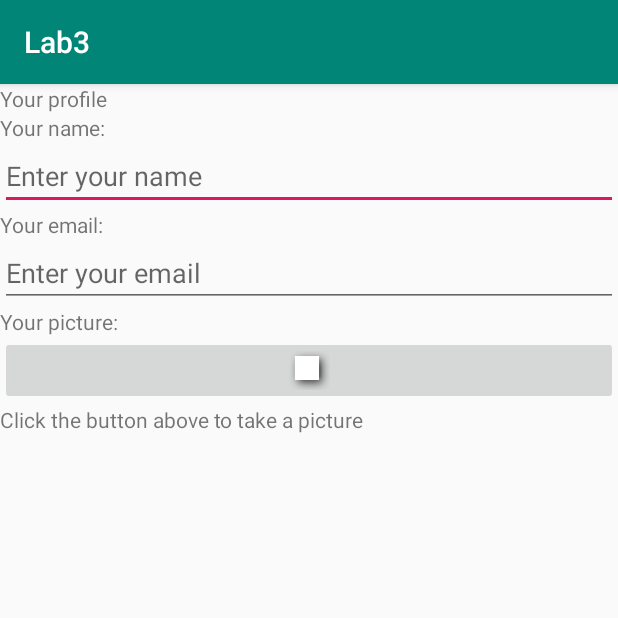
After one commit to zhouyuan4082/CST2335, an Android app: the ProfileActivity screen opened directly, with no data from a screen before it, on a phone screen of 412 x 824 dp, the top half of it. The commit adds this screen. Run offline under Robolectric (Android 15) with nearby library versions, the phone set to English and light mode, and no system bars.

Commit message:
finish Lab 3

```diff
--- a/app/src/main/AndroidManifest.xml
+++ b/app/src/main/AndroidManifest.xml
@@ -1,6 +1,9 @@
 <?xml version="1.0" encoding="utf-8"?>
 <manifest xmlns:android="http://schemas.android.com/apk/res/android"
     package="com.example.androidlabs">
+    <uses-feature
+        android:name="android.hardware.camera"
+        android:required="true" />
 
     <application
         android:allowBackup="true"
@@ -9,6 +12,7 @@
         android:roundIcon="@mipmap/ic_launcher_round"
         android:supportsRtl="true"
         android:theme="@style/AppTheme">
+        <activity android:name=".ProfileActivity"/>
         <activity android:name=".MainActivity">
             <intent-filter>
                 <action android:name="android.intent.action.MAIN" />
--- /dev/null
+++ b/app/src/main/java/com/example/androidlabs/ProfileActivity.java
@@ -0,0 +1,78 @@
+package com.example.androidlabs;
+
+import androidx.appcompat.app.AppCompatActivity;
+import android.content.Intent;
+import android.content.SharedPreferences;
+import android.util.Log;
+import android.widget.EditText;
+import android.widget.ImageButton;
+import android.content.Context;
+import android.os.Bundle;
+import android.provider.MediaStore;
+import android.graphics.Bitmap;
+
+public class ProfileActivity extends AppCompatActivity {
+    public static final String ACTIVITY_NAME = "PROFILE_ACTIVITY";
+    static final int REQUEST_IMAGE_CAPTURE = 1;
+    ImageButton imageButton1 ;
+
+    @Override
+    protected void onActivityResult(int requestCode, int resultCode, Intent data) {
+        super.onActivityResult(requestCode,resultCode,data);
+        if (requestCode == REQUEST_IMAGE_CAPTURE && resultCode == RESULT_OK) {
+            Bundle extras = data.getExtras();
+            Bitmap imageBitmap = (Bitmap) extras.get("data");
+            imageButton1.setImageBitmap(imageBitmap);
+        }
+        Log.e(ACTIVITY_NAME, "In function:" + "onActivityResult");
+    }
+
+    @Override
+    protected void onCreate(Bundle savedInstanceState) {
+        super.onCreate(savedInstanceState);
+        setContentView(R.layout.activity_main_profile);
+        SharedPreferences prefs = getApplicationContext().getSharedPreferences("lab3_android", Context.MODE_PRIVATE );
+
+        EditText input_text2 = (EditText)findViewById(R.id.input_text2);
+        input_text2.setText(prefs.getString("email", ""));
+        imageButton1 = findViewById(R.id.imageButton1);
+        if(imageButton1 != null)
+            imageButton1.setOnClickListener(v -> {
+                Intent takePictureIntent = new Intent(MediaStore.ACTION_IMAGE_CAPTURE);
+                if (takePictureIntent.resolveActivity(getPackageManager()) != null) {
+                    startActivityForResult(takePictureIntent, REQUEST_IMAGE_CAPTURE);
+                }
+            });
+        Log.e(ACTIVITY_NAME, "In function:" + "onCreate()");
+    }
+
+    @Override
+    protected void onStart() {
+        super.onStart();
+        Log.e(ACTIVITY_NAME, "In function:" + "onStart()");
+    }
+
+    @Override
+    protected void onResume() {
+        super.onResume();
+        Log.e(ACTIVITY_NAME, "In function:" + "onResume()");
+    }
+
+    @Override
+    protected void onPause() {
+        super.onPause();
+        Log.e(ACTIVITY_NAME, "In function:" + "onPause()");
+    }
+
+    @Override
+    protected void onStop() {
+        super.onStop();
+        Log.e(ACTIVITY_NAME, "In function:" + "onStop()");
+    }
+
+    @Override
+    protected void onDestroy() {
+        super.onDestroy();
+        Log.e(ACTIVITY_NAME, "In function:" + "onDestroy()");
+    }
+}
--- /dev/null
+++ b/app/src/main/res/layout/activity_main_profile.xml
@@ -0,0 +1,62 @@
+<?xml version="1.0" encoding="utf-8"?>
+<LinearLayout xmlns:android="http://schemas.android.com/apk/res/android"
+    xmlns:app="http://schemas.android.com/apk/res-auto"
+    android:orientation="vertical" android:layout_width="match_parent"
+    android:layout_height="match_parent">
+
+    <TextView
+        android:id="@+id/textView1"
+        android:layout_width="match_parent"
+        android:layout_height="wrap_content"
+        android:text="@string/text_message6" />
+
+
+    <TextView
+        android:id="@+id/textView2"
+        android:layout_width="match_parent"
+        android:layout_height="wrap_content"
+        android:text="@string/text_message7" />
+
+    <EditText
+        android:id="@+id/input_text1"
+        android:layout_width="match_parent"
+        android:layout_height="wrap_content"
+        android:hint="@string/text_message11"
+        android:inputType="textEmailAddress" />
+
+    <TextView
+        android:id="@+id/textView3"
+        android:layout_width="match_parent"
+        android:layout_height="wrap_content"
+        android:text="@string/text_message8" />
+
+    <EditText
+        android:id="@+id/input_text2"
+        android:layout_width="match_parent"
+        android:layout_height="wrap_content"
+        android:hint="@string/text_message12"
+        android:inputType="textEmailAddress" />
+
+    <TextView
+        android:id="@+id/textView4"
+        android:layout_width="match_parent"
+        android:layout_height="wrap_content"
+        android:text="@string/text_message9" />
+
+
+    <ImageButton
+        android:id="@+id/imageButton1"
+        android:layout_width="match_parent"
+        android:layout_height="wrap_content"
+        android:src="@android:drawable/picture_frame" />
+
+    <TextView
+        android:id="@+id/textView5"
+        android:layout_width="match_parent"
+        android:layout_height="wrap_content"
+        android:text="@string/text_message10" />
+
+
+
+
+</LinearLayout>
--- a/app/src/main/res/layout/activity_main_relative.xml
+++ b/app/src/main/res/layout/activity_main_relative.xml
@@ -24,7 +24,8 @@
         android:layout_width="wrap_content"
         android:layout_height="wrap_content"
         android:layout_below="@id/textView"
-        android:layout_alignParentRight="true"
+        android:layout_alignParentEnd="true"
+        android:layout_alignRight="@id/button1"
         android:text="@string/item2" />
 
     <ImageButton
--- a/app/src/main/res/values/strings.xml
+++ b/app/src/main/res/values/strings.xml
@@ -1,5 +1,5 @@
 <resources>
-    <string name="app_name">Lab2</string>
+    <string name="app_name">Lab3</string>
     <string name="hello_message">Hello World!</string>
     <string name="ButtonText">I\’m a button</string>
     <string name="text_message">Look at my GUI</string>
@@ -7,5 +7,15 @@
     <string name="item2">Check this out!</string>
     <string name="item3">Switch on/off</string>
     <string name="text_message2">Type here</string>
-
+    <string name="text_message3">Enter your email address:</string>
+    <string name="text_message4">Type email here</string>
+    <string name="text_message5">Type your password:</string>
+    <string name="ButtonText2">LOGIN</string>
+    <string name="text_message6">Your profile</string>
+    <string name="text_message7">Your name:</string>
+    <string name="text_message8">Your email:</string>
+    <string name="text_message9">Your picture:</string>
+    <string name="text_message10">Click the button above to take a picture</string>
+    <string name="text_message11">Enter your name</string>
+    <string name="text_message12">Enter your email</string>
 </resources>
```
Also changed, not shown: app/build.gradle (+8 -4 lines), app/src/main/java/com/example/androidlabs/MainActivity.java (+29 -1 lines), app/src/main/res/layout/activity_main_address.xml (added, +38 -0 lines), 1 other file.
